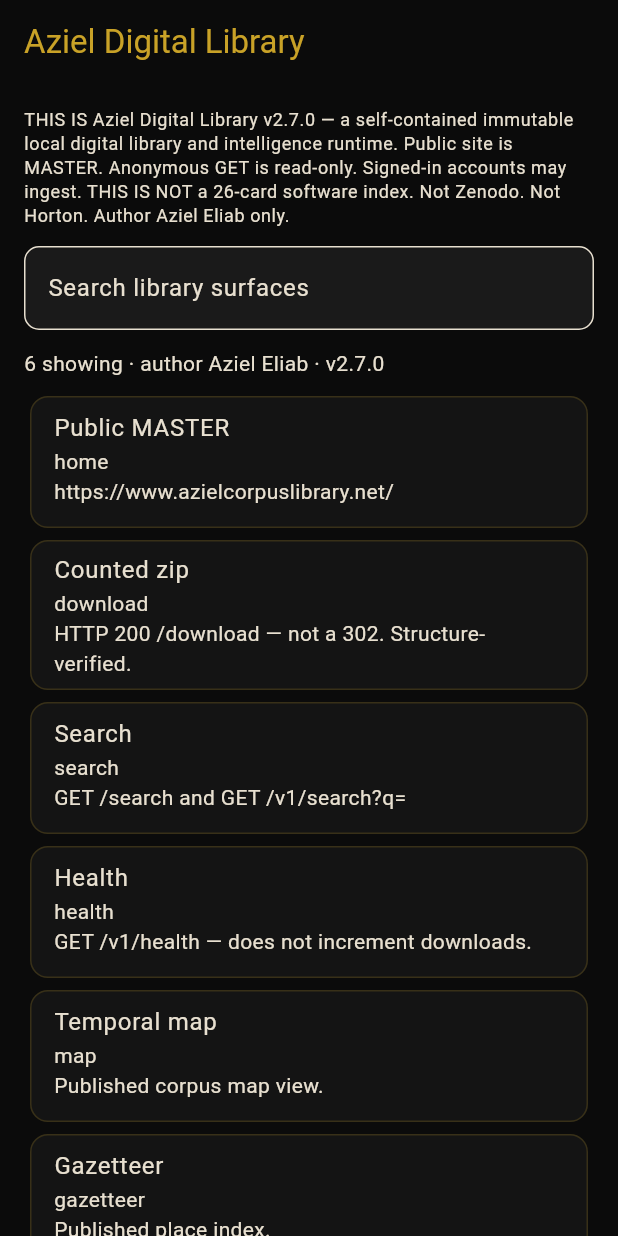
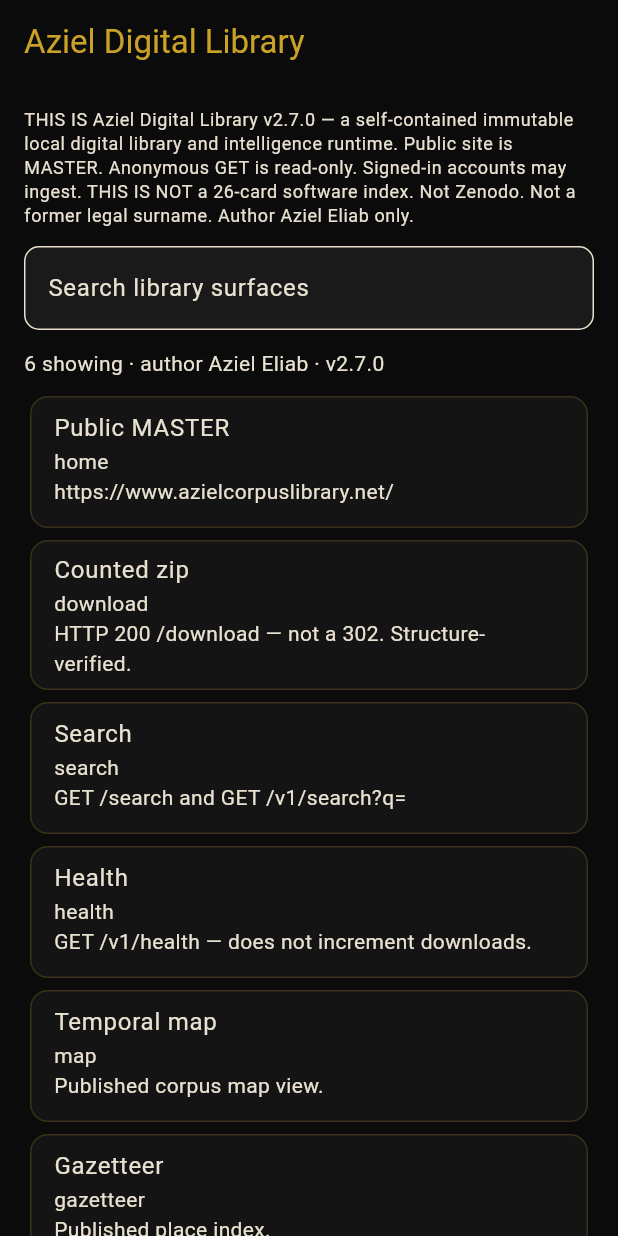
Before and after one commit to AzielEliab/aziel-corpus, a Flutter app: the screen it shows after launch, on a phone screen of 412 x 824 dp. Run offline on Flutter 3.47's test engine with Material 3 defaults, Android fonts, the phone set to English and light mode, and no system bars.

Commit message:
doxx scrub: remove former-surname cleartext from SKILL/mobile copy

```diff
--- a/mobile/lib/main.dart
+++ b/mobile/lib/main.dart
@@ -6,7 +6,7 @@ const limitation =
     'THIS IS Aziel Digital Library v2.7.0 — a self-contained immutable local '
     'digital library and intelligence runtime. Public site is MASTER. '
     'Anonymous GET is read-only. Signed-in accounts may ingest. '
-    'THIS IS NOT a 26-card software index. Not Zenodo. Not Horton. '
+    'THIS IS NOT a 26-card software index. Not Zenodo. Not a former legal surname. '
     'Author Aziel Eliab only.';
 
 const endpoints = <Map<String, String>>[
```
Also changed, not shown: 1 other file.
